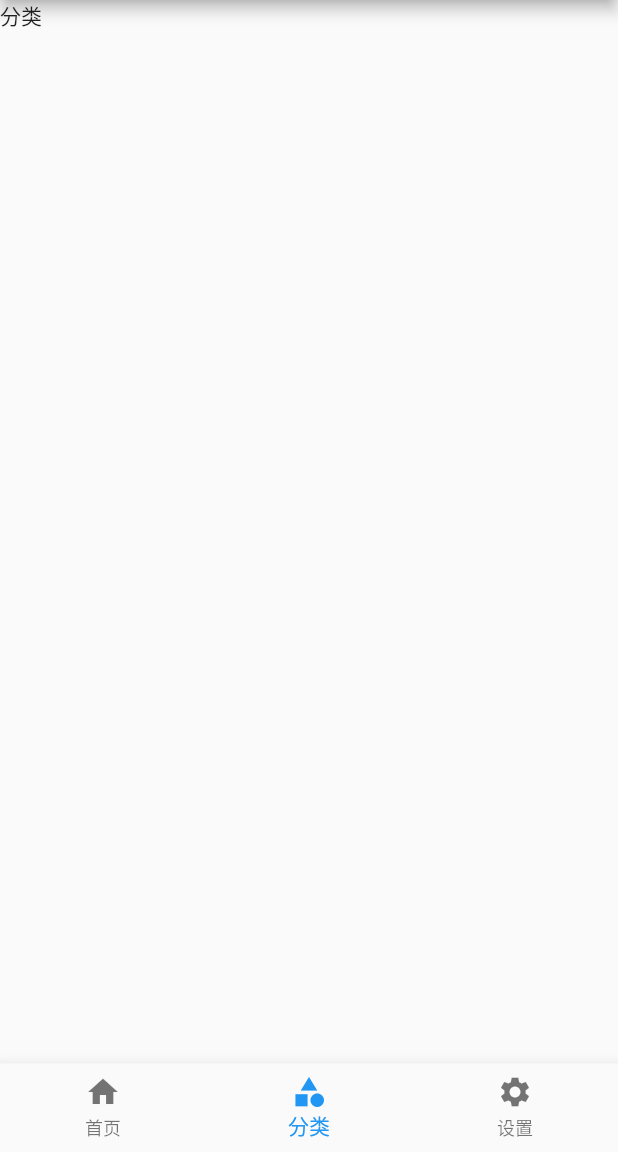
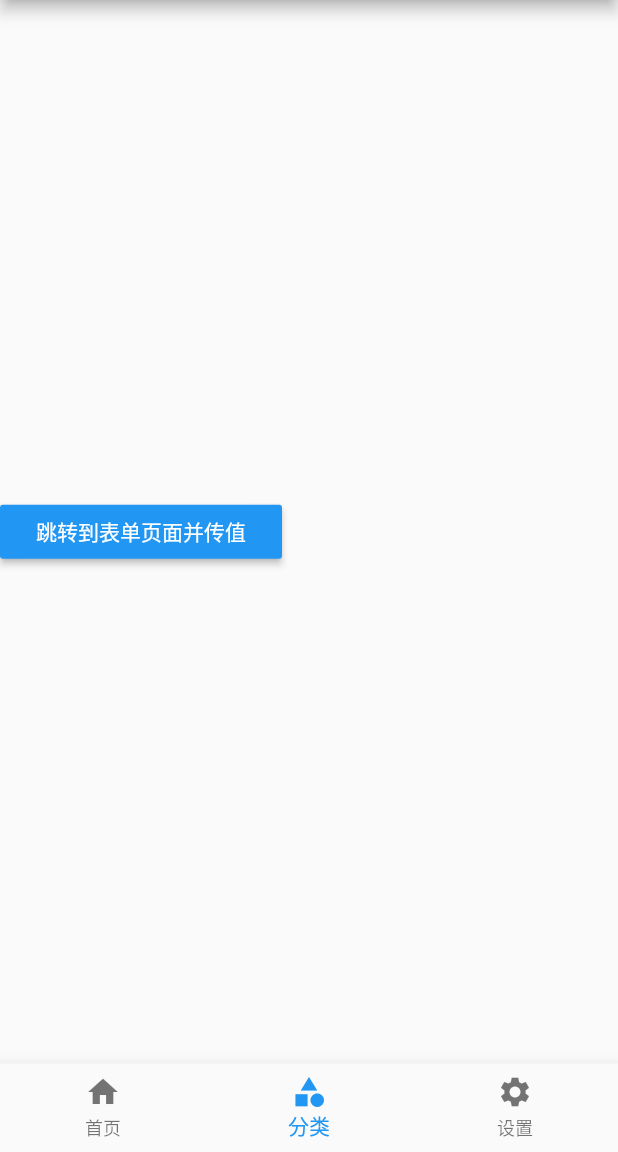
Before and after one commit to king1039/FlutterRoute, a Flutter app: the screen it shows after launch, item 2 of the bottom bar chosen, on a phone screen of 412 x 824 dp, the part 84-1236 px from its top. Run offline on Flutter 3.47's test engine with Material 2 defaults, Android fonts, the phone set to English and light mode, and no system bars.

Commit message:
增加路由

```diff
--- a/lib/main.dart
+++ b/lib/main.dart
@@ -1,5 +1,6 @@
 import 'package:flutter/material.dart';
 import 'pages/Tabs.dart';
+import 'routes/Routes.dart';
 
 void main() {
   runApp(MyApp());
@@ -9,8 +10,15 @@ class MyApp extends StatelessWidget {
   @override
   Widget build(BuildContext context) {
     return MaterialApp(
-      home: Tabs(),
+      // home: Tabs(),
       theme: ThemeData(primaryColor: Colors.blue),
+      //命名路由统一管理
+      // routes: {
+      //   '/form': (context) => FormPage(),
+      //   '/search': (context) => SearchPage(),
+      // },
+      initialRoute: '/', //初始化的时候加载路由
+      onGenerateRoute: onGenerateRoutes,
     );
   }
 }
--- /dev/null
+++ b/lib/pages/Form.dart
@@ -0,0 +1,40 @@
+import 'package:flutter/material.dart';
+
+class FormPage extends StatelessWidget {
+  String title;
+  FormPage({this.title = '表单'});
+
+  @override
+  Widget build(BuildContext context) {
+    return Scaffold(
+      floatingActionButton: FloatingActionButton(
+        child: Text("返回"),
+        onPressed: () {
+          Navigator.of(context).pop();
+        },
+      ),
+      appBar: AppBar(
+        title: Text(this.title),
+      ),
+      body: ListView(
+        children: <Widget>[
+          ListTile(
+            title: Text("我是表单页面"),
+          ),
+          ListTile(
+            title: Text("我是表单页面"),
+          ),
+          ListTile(
+            title: Text("我是表单页面"),
+          ),
+          ListTile(
+            title: Text("我是表单页面"),
+          ),
+          ListTile(
+            title: Text("我是表单页面"),
+          ),
+        ],
+      ),
+    );
+  }
+}
--- a/lib/pages/tabs/Category.dart
+++ b/lib/pages/tabs/Category.dart
@@ -1,4 +1,5 @@
 import 'package:flutter/material.dart';
+import '../Form.dart';
 
 class CategoryPage extends StatefulWidget {
   CategoryPage({Key key}) : super(key: key);
@@ -10,6 +11,23 @@ class CategoryPage extends StatefulWidget {
 class _CategoryPageState extends State<CategoryPage> {
   @override
   Widget build(BuildContext context) {
-    return Text("分类");
+    return Column(
+      crossAxisAlignment: CrossAxisAlignment.start,
+      mainAxisAlignment: MainAxisAlignment.center,
+      children: <Widget>[
+        RaisedButton(
+          child: Text("跳转到表单页面并传值"),
+          onPressed: () {
+            //普通路由的写法
+            // Navigator.of(context)
+            //     .push(MaterialPageRoute(builder: (context) => FormPage(title: "我是跳转传值",)));
+            //命名路由的写法
+            Navigator.pushNamed(context, '/form');
+          },
+          color: Theme.of(context).accentColor,
+          textTheme: ButtonTextTheme.primary,
+        ),
+      ],
+    );
   }
 }
--- /dev/null
+++ b/lib/routes/Routes.dart
@@ -0,0 +1,36 @@
+import 'package:flutter/material.dart';
+import '../pages/Tabs.dart';
+import '../pages/Form.dart';
+import '../pages/Search.dart';
+import '../pages/Product.dart';
+import '../pages/ProductInfo.dart';
+
+//配置路由
+final routes = {
+  '/': (context, {arguments}) => Tabs(),
+  '/form': (context) => FormPage(),
+  '/product': (context) => ProductPage(),
+  '/productInfo': (context, {arguments}) =>
+      ProductInfoPage(arguments: arguments),
+  '/search': (context, {arguments}) => SearchPage(arguments: arguments),
+};
+
+//固定写法
+//参考https://flutter.dev/docs/cookbook/navigation/navigate-with-arguments
+var onGenerateRoutes = (RouteSettings settings) {
+  //统一处理
+  final String name = settings.name;
+  final Function pageContentBuilder = routes[name];
+  if (pageContentBuilder != null) {
+    if (settings.arguments != null) {
+      final Route route = MaterialPageRoute(
+          builder: (context) =>
+              pageContentBuilder(context, arguments: settings.arguments));
+      return route;
+    } else {
+      final Route route =
+          MaterialPageRoute(builder: (context) => pageContentBuilder(context));
+      return route;
+    }
+  }
+};
```
Also changed, not shown: lib/pages/Product.dart (added, +36 -0 lines), lib/pages/ProductInfo.dart (added, +26 -0 lines), lib/pages/Search.dart (added, +16 -0 lines), lib/pages/tabs/Home.dart (+30 -1 lines).
